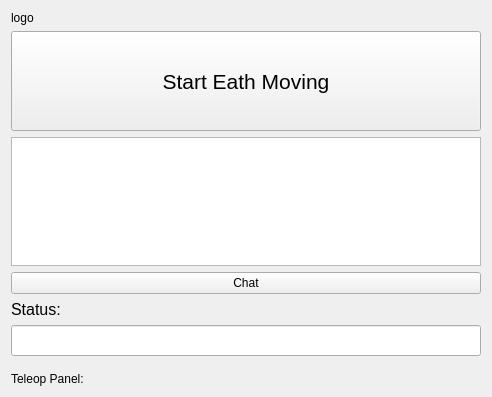
Above: rviz_2d_overlay_plugins/src/teleopwidget.ui from matsuren/rviz_2d_overlay_plugins before the change. Below: the same form after it.
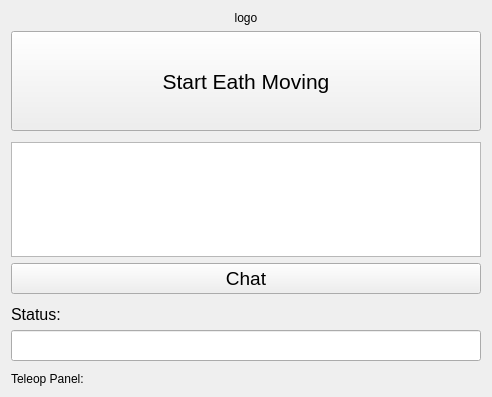
That is the form after the change.

Commit message: Add logo and modify layout

Diff of the .ui file:
```diff
--- a/rviz_2d_overlay_plugins/src/teleopwidget.ui
+++ b/rviz_2d_overlay_plugins/src/teleopwidget.ui
@@ -19,6 +19,9 @@
      <property name="text">
       <string>logo</string>
      </property>
+     <property name="alignment">
+      <set>Qt::AlignCenter</set>
+     </property>
     </widget>
    </item>
    <item>
@@ -63,15 +66,64 @@
     </widget>
    </item>
    <item>
-    <widget class="QTextEdit" name="textEdit"/>
+    <spacer name="verticalSpacer_2">
+     <property name="orientation">
+      <enum>Qt::Vertical</enum>
+     </property>
+     <property name="sizeType">
+      <enum>QSizePolicy::Fixed</enum>
+     </property>
+     <property name="sizeHint" stdset="0">
+      <size>
+       <width>5</width>
+       <height>5</height>
+      </size>
+     </property>
+    </spacer>
+   </item>
+   <item>
+    <widget class="QTextEdit" name="chat_text_edit">
+     <property name="maximumSize">
+      <size>
+       <width>16777215</width>
+       <height>250</height>
+      </size>
+     </property>
+     <property name="font">
+      <font>
+       <pointsize>14</pointsize>
+      </font>
+     </property>
+    </widget>
    </item>
    <item>
     <widget class="QPushButton" name="chat_btn">
+     <property name="font">
+      <font>
+       <pointsize>14</pointsize>
+      </font>
+     </property>
      <property name="text">
       <string>Chat</string>
      </property>
     </widget>
    </item>
+   <item>
+    <spacer name="verticalSpacer_3">
+     <property name="orientation">
+      <enum>Qt::Vertical</enum>
+     </property>
+     <property name="sizeType">
+      <enum>QSizePolicy::Fixed</enum>
+     </property>
+     <property name="sizeHint" stdset="0">
+      <size>
+       <width>5</width>
+       <height>5</height>
+      </size>
+     </property>
+    </spacer>
+   </item>
    <item>
     <widget class="QLabel" name="label">
      <property name="font">
@@ -115,8 +167,8 @@
      </property>
      <property name="sizeHint" stdset="0">
       <size>
-       <width>10</width>
-       <height>10</height>
+       <width>5</width>
+       <height>5</height>
       </size>
      </property>
     </spacer>
```
The commit also changes 3 other files.
